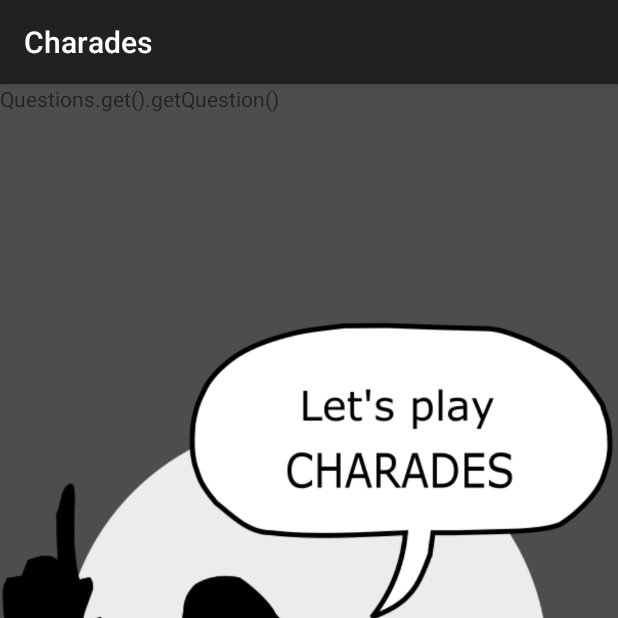
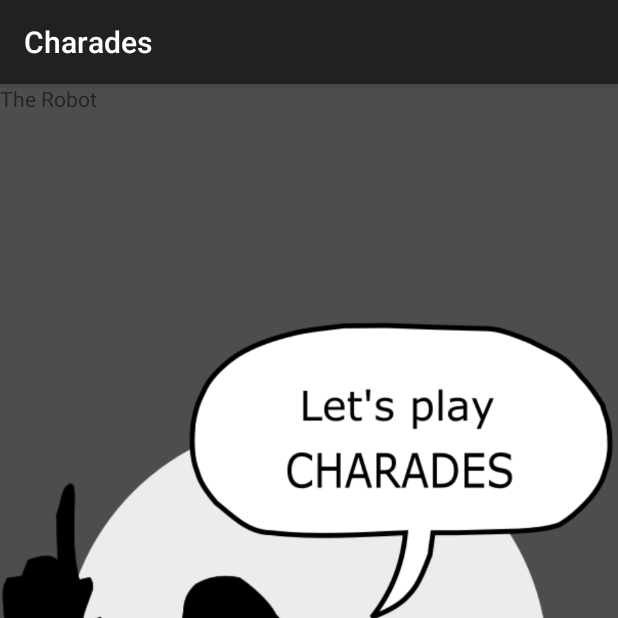
Before and after one commit to katalina921/charades, an Android app: the screen it shows after launch (MainActivity), on a phone screen of 412 x 824 dp, the top half of it. Run offline under Robolectric (Android 15) with nearby library versions, the phone set to English and light mode, and no system bars.

Commit message:
finished all the milestones

```diff
--- a/app/src/main/java/com/academy/app/charades/MainActivity.java
+++ b/app/src/main/java/com/academy/app/charades/MainActivity.java
@@ -4,10 +4,10 @@ import android.content.Context;
 import android.hardware.Sensor;
 import android.hardware.SensorEvent;
 import android.hardware.SensorEventListener;
+import android.media.MediaPlayer;
 import android.support.v7.app.AppCompatActivity;
 import android.hardware.SensorManager;
 import android.os.Bundle;
-import android.util.FloatMath;
 import android.widget.TextView;
 import android.widget.Toast;
 
@@ -34,6 +34,13 @@ public class MainActivity extends AppCompatActivity {
 
             if(acceleration > 15){
                 Toast toast = Toast.makeText(getApplication(), "Device has shaken", Toast.LENGTH_SHORT);
+
+                MediaPlayer mediaPlayer = MediaPlayer.create(getApplicationContext(), R.raw.drumroll);
+                mediaPlayer.start();
+
+                String charades = Questions.get().getQuestion();
+                answerText.setText(charades);
+
                 toast.show();
             }
         }
@@ -57,7 +64,7 @@ public class MainActivity extends AppCompatActivity {
         previousAcceleration = SensorManager.GRAVITY_EARTH;
 
         answerText = (TextView) findViewById(R.id.answerText);
-        answerText.setText("Questions.get().getQuestion()");
+        answerText.setText(Questions.get().getQuestion());
     }
 
     @Override
--- a/app/src/main/java/com/academy/app/charades/Questions.java
+++ b/app/src/main/java/com/academy/app/charades/Questions.java
@@ -1,14 +1,25 @@
 package com.academy.app.charades;
+
+import java.util.Random;
 
 public class Questions {
 
     private static Questions questions;
     private String[] answers;
+    public Random rand = new Random();
+    public int randInt = 0;
+
 
     private Questions() {
         answers = new String[] {
                 "Brushing your teeth.",
-                "Singing"
+                "Singing",
+                "DO A BARREL ROLL",
+                "Fishing",
+                "Dancing",
+                "The Robot",
+                "The Macorena",
+                "Sleeping"
 
         };
     }
@@ -20,6 +31,7 @@ public class Questions {
     }
 
     public String getQuestion(){
-        return answers[1];
+        randInt = rand.nextInt(answers.length);
+        return answers[randInt];
     }
 }
```
Also changed, not shown: 1 other file.
